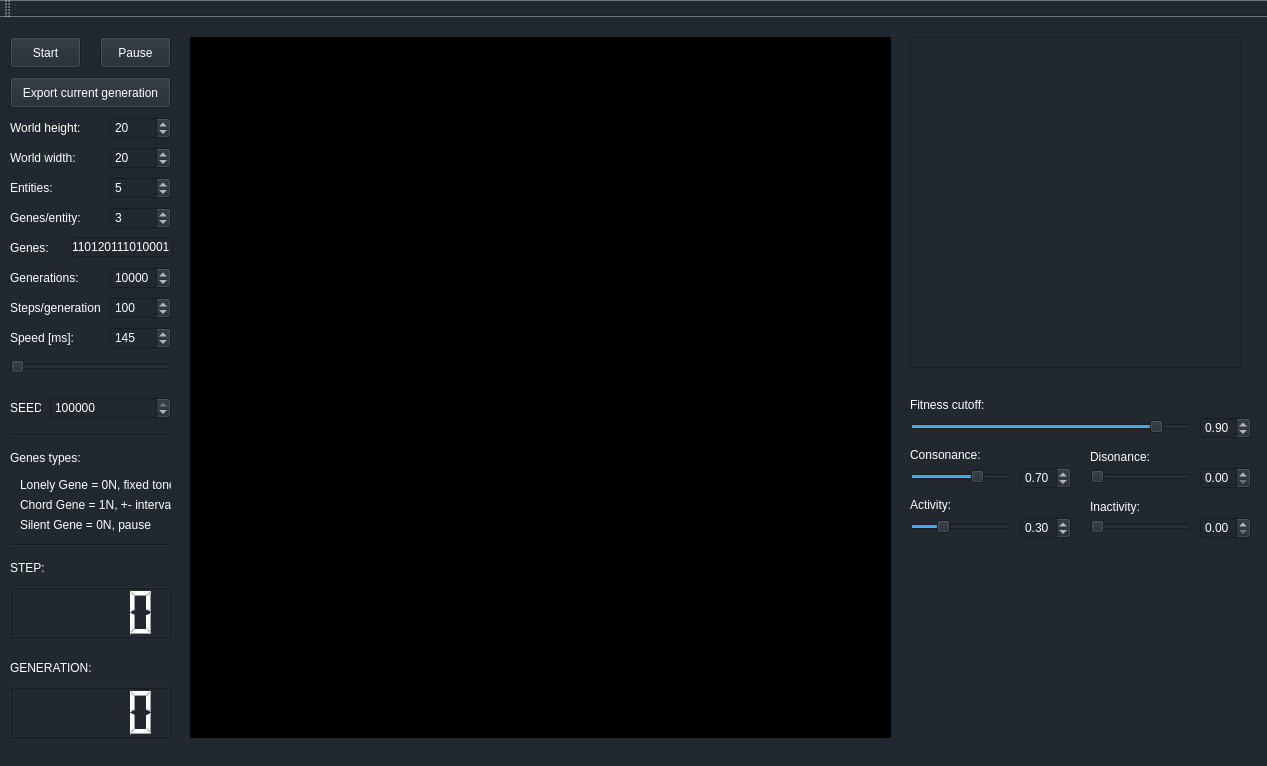
Qt form maingui.ui (redmoo/TakeArtificialFive) before a commit.
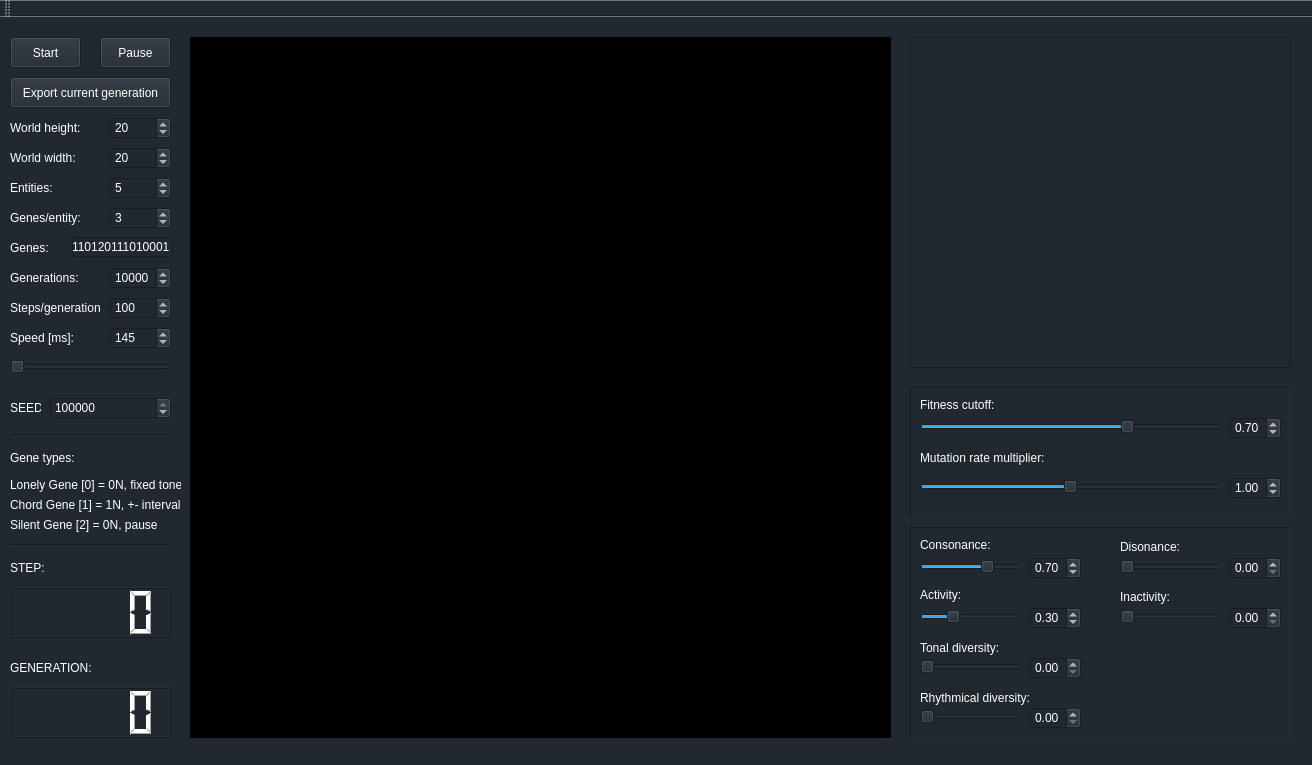
The same form after that commit. Custom widgets are drawn as their Qt base class.

Commit message: Added controls for rhythm and tones. [#4]

What changed in the file:
```diff
--- a/maingui.ui
+++ b/maingui.ui
@@ -6,8 +6,8 @@
    <rect>
     <x>0</x>
     <y>0</y>
-    <width>1267</width>
-    <height>766</height>
+    <width>1312</width>
+    <height>765</height>
    </rect>
   </property>
   <property name="windowTitle">
@@ -436,142 +436,6 @@
      <enum>Qt::Horizontal</enum>
     </property>
    </widget>
-   <widget class="QDoubleSpinBox" name="fitnessSpinBox">
-    <property name="enabled">
-     <bool>false</bool>
-    </property>
-    <property name="geometry">
-     <rect>
-      <x>1200</x>
-      <y>400</y>
-      <width>51</width>
-      <height>22</height>
-     </rect>
-    </property>
-    <property name="styleSheet">
-     <string notr="true">color: rgb(255, 255, 255);</string>
-    </property>
-    <property name="maximum">
-     <double>1.000000000000000</double>
-    </property>
-    <property name="singleStep">
-     <double>0.010000000000000</double>
-    </property>
-    <property name="value">
-     <double>0.900000000000000</double>
-    </property>
-   </widget>
-   <widget class="QDoubleSpinBox" name="consonanceSpinBox">
-    <property name="enabled">
-     <bool>false</bool>
-    </property>
-    <property name="geometry">
-     <rect>
-      <x>1020</x>
-      <y>450</y>
-      <width>51</width>
-      <height>22</height>
-     </rect>
-    </property>
-    <property name="styleSheet">
-     <string notr="true">color: rgb(255, 255, 255);</string>
-    </property>
-    <property name="maximum">
-     <double>1.000000000000000</double>
-    </property>
-    <property name="singleStep">
-     <double>0.010000000000000</double>
-    </property>
-    <property name="value">
-     <double>0.700000000000000</double>
-    </property>
-   </widget>
-   <widget class="QLabel" name="label_11">
-    <property name="geometry">
-     <rect>
-      <x>910</x>
-      <y>380</y>
-      <width>91</width>
-      <height>16</height>
-     </rect>
-    </property>
-    <property name="styleSheet">
-     <string notr="true">color: rgb(255, 255, 255);</string>
-    </property>
-    <property name="text">
-     <string>Fitness cutoff:</string>
-    </property>
-   </widget>
-   <widget class="QSlider" name="fitnessSlider">
-    <property name="geometry">
-     <rect>
-      <x>910</x>
-      <y>400</y>
-      <width>281</width>
-      <height>19</height>
-     </rect>
-    </property>
-    <property name="maximum">
-     <number>100</number>
-    </property>
-    <property name="value">
-     <number>90</number>
-    </property>
-    <property name="orientation">
-     <enum>Qt::Horizontal</enum>
-    </property>
-   </widget>
-   <widget class="QLabel" name="label_12">
-    <property name="geometry">
-     <rect>
-      <x>910</x>
-      <y>430</y>
-      <width>101</width>
-      <height>16</height>
-     </rect>
-    </property>
-    <property name="styleSheet">
-     <string notr="true">color: rgb(255, 255, 255);</string>
-    </property>
-    <property name="text">
-     <string>Consonance:</string>
-    </property>
-   </widget>
-   <widget class="QSlider" name="consonanceSlider">
-    <property name="geometry">
-     <rect>
-      <x>910</x>
-      <y>450</y>
-      <width>101</width>
-      <height>19</height>
-     </rect>
-    </property>
-    <property name="maximum">
-     <number>100</number>
-    </property>
-    <property name="value">
-     <number>70</number>
-    </property>
-    <property name="orientation">
-     <enum>Qt::Horizontal</enum>
-    </property>
-   </widget>
-   <widget class="QLabel" name="label_13">
-    <property name="geometry">
-     <rect>
-      <x>910</x>
-      <y>480</y>
-      <width>101</width>
-      <height>16</height>
-     </rect>
-    </property>
-    <property name="styleSheet">
-     <string notr="true">color: rgb(255, 255, 255);</string>
-    </property>
-    <property name="text">
-     <string>Activity:</string>
-    </property>
-   </widget>
    <widget class="QTextBrowser" name="console">
     <property name="enabled">
      <bool>true</bool>
@@ -580,7 +444,7 @@
      <rect>
       <x>910</x>
       <y>20</y>
-      <width>331</width>
+      <width>381</width>
       <height>331</height>
      </rect>
     </property>
@@ -588,50 +452,6 @@
      <string notr="true">color: rgb(255, 255, 255);</string>
     </property>
    </widget>
-   <widget class="QSlider" name="activitySlider">
-    <property name="geometry">
-     <rect>
-      <x>910</x>
-      <y>500</y>
-      <width>101</width>
-      <height>19</height>
-     </rect>
-    </property>
-    <property name="maximum">
-     <number>100</number>
-    </property>
-    <property name="value">
-     <number>30</number>
-    </property>
-    <property name="orientation">
-     <enum>Qt::Horizontal</enum>
-    </property>
-   </widget>
-   <widget class="QDoubleSpinBox" name="activitySpinBox">
-    <property name="enabled">
-     <bool>false</bool>
-    </property>
-    <property name="geometry">
-     <rect>
-      <x>1020</x>
-      <y>500</y>
-      <width>51</width>
-      <height>22</height>
-     </rect>
-    </property>
-    <property name="styleSheet">
-     <string notr="true">color: rgb(255, 255, 255);</string>
-    </property>
-    <property name="maximum">
-     <double>1.000000000000000</double>
-    </property>
-    <property name="singleStep">
-     <double>0.010000000000000</double>
-    </property>
-    <property name="value">
-     <double>0.300000000000000</double>
-    </property>
-   </widget>
    <widget class="QPushButton" name="exportButton">
     <property name="geometry">
      <rect>
@@ -696,114 +516,6 @@
      <string>Genes:</string>
     </property>
    </widget>
-   <widget class="QLabel" name="label_15">
-    <property name="geometry">
-     <rect>
-      <x>1090</x>
-      <y>430</y>
-      <width>81</width>
-      <height>20</height>
-     </rect>
-    </property>
-    <property name="styleSheet">
-     <string notr="true">color: rgb(255, 255, 255);</string>
-    </property>
-    <property name="text">
-     <string>Disonance:</string>
-    </property>
-   </widget>
-   <widget class="QSlider" name="disonanceSlider">
-    <property name="geometry">
-     <rect>
-      <x>1090</x>
-      <y>450</y>
-      <width>101</width>
-      <height>19</height>
-     </rect>
-    </property>
-    <property name="maximum">
-     <number>100</number>
-    </property>
-    <property name="orientation">
-     <enum>Qt::Horizontal</enum>
-    </property>
-   </widget>
-   <widget class="QDoubleSpinBox" name="disonanceSpinBox">
-    <property name="enabled">
-     <bool>false</bool>
-    </property>
-    <property name="geometry">
-     <rect>
-      <x>1200</x>
-      <y>450</y>
-      <width>51</width>
-      <height>22</height>
-     </rect>
-    </property>
-    <property name="styleSheet">
-     <string notr="true">color: rgb(255, 255, 255);</string>
-    </property>
-    <property name="maximum">
-     <double>1.000000000000000</double>
-    </property>
-    <property name="singleStep">
-     <double>0.010000000000000</double>
-    </property>
-   </widget>
-   <widget class="QSlider" name="inactivitySlider">
-    <property name="geometry">
-     <rect>
-      <x>1090</x>
-      <y>500</y>
-      <width>101</width>
-      <height>19</height>
-     </rect>
-    </property>
-    <property name="maximum">
-     <number>100</number>
-    </property>
-    <property name="orientation">
-     <enum>Qt::Horizontal</enum>
-    </property>
-   </widget>
-   <widget class="QDoubleSpinBox" name="inactivitySpinBox">
-    <property name="enabled">
-     <bool>false</bool>
-    </property>
-    <property name="geometry">
-     <rect>
-      <x>1200</x>
-      <y>500</y>
-      <width>51</width>
-      <height>22</height>
-     </rect>
-    </property>
-    <property name="styleSheet">
-     <string notr="true">color: rgb(255, 255, 255);</string>
-    </property>
-    <property name="maximum">
-     <double>1.000000000000000</double>
-    </property>
-    <property name="singleStep">
-     <double>0.010000000000000</double>
-    </property>
-   </widget>
-   <widget class="QLabel" name="label_16">
-    <property name="geometry">
-     <rect>
-      <x>1090</x>
-      <y>480</y>
-      <width>81</width>
-      <height>20</height>
-     </rect>
-    </property>
-    <property name="styleSheet">
-     <string notr="true">color: rgb(255, 255, 255);</string>
-    </property>
-    <property name="text">
-     <string>Inactivity:</string>
-    </property>
-   </widget>
    <widget class="QLabel" name="label_17">
     <property name="geometry">
      <rect>
@@ -817,15 +529,15 @@
      <string notr="true">color: rgb(255, 255, 255);</string>
     </property>
     <property name="text">
-     <string>Genes types:</string>
+     <string>Gene types:</string>
     </property>
    </widget>
    <widget class="QLabel" name="label_18">
     <property name="geometry">
      <rect>
-      <x>20</x>
+      <x>10</x>
       <y>460</y>
-      <width>151</width>
+      <width>171</width>
       <height>16</height>
      </rect>
     </property>
@@ -833,15 +545,15 @@
      <string notr="true">color: rgb(255, 255, 255);</string>
     </property>
     <property name="text">
-     <string>Lonely Gene = 0N, fixed tone</string>
+     <string>Lonely Gene [0] = 0N, fixed tone</string>
     </property>
    </widget>
    <widget class="QLabel" name="label_19">
     <property name="geometry">
      <rect>
-      <x>20</x>
+      <x>10</x>
       <y>480</y>
-      <width>151</width>
+      <width>171</width>
       <height>16</height>
      </rect>
     </property>
@@ -849,15 +561,15 @@
      <string notr="true">color: rgb(255, 255, 255);</string>
     </property>
     <property name="text">
-     <string>Chord Gene = 1N, +- interval</string>
+     <string>Chord Gene [1] = 1N, +- interval</string>
     </property>
    </widget>
    <widget class="QLabel" name="label_20">
     <property name="geometry">
      <rect>
-      <x>20</x>
+      <x>10</x>
       <y>500</y>
-      <width>151</width>
+      <width>171</width>
       <height>16</height>
      </rect>
     </property>
@@ -865,9 +577,497 @@
      <string notr="true">color: rgb(255, 255, 255);</string>
     </property>
     <property name="text">
-     <string>Silent Gene = 0N, pause</string>
+     <string>Silent Gene [2] = 0N, pause</string>
     </property>
    </widget>
+   <widget class="QFrame" name="frame_2">
+    <property name="geometry">
+     <rect>
+      <x>910</x>
+      <y>370</y>
+      <width>381</width>
+      <height>131</height>
+     </rect>
+    </property>
+    <property name="frameShape">
+     <enum>QFrame::Panel</enum>
+    </property>
+    <property name="frameShadow">
+     <enum>QFrame::Sunken</enum>
+    </property>
+    <widget class="QLabel" name="label_23">
+     <property name="geometry">
+      <rect>
+       <x>10</x>
+       <y>60</y>
+       <width>131</width>
+       <height>21</height>
+      </rect>
+     </property>
+     <property name="styleSheet">
+      <string notr="true">color: rgb(255, 255, 255);</string>
+     </property>
+     <property name="text">
+      <string>Mutation rate multiplier:</string>
+     </property>
+    </widget>
+    <widget class="QLabel" name="label_11">
+     <property name="geometry">
+      <rect>
+       <x>10</x>
+       <y>10</y>
+       <width>91</width>
+       <height>16</height>
+      </rect>
+     </property>
+     <property name="styleSheet">
+      <string notr="true">color: rgb(255, 255, 255);</string>
+     </property>
+     <property name="text">
+      <string>Fitness cutoff:</string>
+     </property>
+    </widget>
+    <widget class="QSlider" name="fitnessSlider">
+     <property name="geometry">
+      <rect>
+       <x>10</x>
+       <y>30</y>
+       <width>301</width>
+       <height>19</height>
+      </rect>
+     </property>
+     <property name="maximum">
+      <number>100</number>
+     </property>
+     <property name="value">
+      <number>70</number>
+     </property>
+     <property name="orientation">
+      <enum>Qt::Horizontal</enum>
+     </property>
+    </widget>
+    <widget class="QDoubleSpinBox" name="mutationSpinBox">
+     <property name="enabled">
+      <bool>false</bool>
+     </property>
+     <property name="geometry">
+      <rect>
+       <x>320</x>
+       <y>90</y>
+       <width>51</width>
+       <height>22</height>
+      </rect>
+     </property>
+     <property name="styleSheet">
+      <string notr="true">color: rgb(255, 255, 255);</string>
+     </property>
+     <property name="maximum">
+      <double>2.000000000000000</double>
+     </property>
+     <property name="singleStep">
+      <double>0.010000000000000</double>
+     </property>
+     <property name="value">
+      <double>1.000000000000000</double>
+     </property>
+    </widget>
+    <widget class="QDoubleSpinBox" name="fitnessSpinBox">
+     <property name="enabled">
+      <bool>false</bool>
+     </property>
+     <property name="geometry">
+      <rect>
+       <x>320</x>
+       <y>30</y>
+       <width>51</width>
+       <height>22</height>
+      </rect>
+     </property>
+     <property name="styleSheet">
+      <string notr="true">color: rgb(255, 255, 255);</string>
+     </property>
+     <property name="maximum">
+      <double>1.000000000000000</double>
+     </property>
+     <property name="singleStep">
+      <double>0.010000000000000</double>
+     </property>
+     <property name="value">
+      <double>0.700000000000000</double>
+     </property>
+    </widget>
+    <widget class="QSlider" name="mutationSlider">
+     <property name="geometry">
+      <rect>
+       <x>10</x>
+       <y>90</y>
+       <width>301</width>
+       <height>19</height>
+      </rect>
+     </property>
+     <property name="maximum">
+      <number>200</number>
+     </property>
+     <property name="value">
+      <number>100</number>
+     </property>
+     <property name="orientation">
+      <enum>Qt::Horizontal</enum>
+     </property>
+    </widget>
+   </widget>
+   <widget class="QFrame" name="frame_3">
+    <property name="geometry">
+     <rect>
+      <x>910</x>
+      <y>510</y>
+      <width>381</width>
+      <height>211</height>
+     </rect>
+    </property>
+    <property name="frameShape">
+     <enum>QFrame::Panel</enum>
+    </property>
+    <property name="frameShadow">
+     <enum>QFrame::Sunken</enum>
+    </property>
+    <widget class="QSlider" name="rhythmicalSlider">
+     <property name="geometry">
+      <rect>
+       <x>10</x>
+       <y>180</y>
+       <width>101</width>
+       <height>19</height>
+      </rect>
+     </property>
+     <property name="maximum">
+      <number>100</number>
+     </property>
+     <property name="orientation">
+      <enum>Qt::Horizontal</enum>
+     </property>
+    </widget>
+    <widget class="QSlider" name="activitySlider">
+     <property name="geometry">
+      <rect>
+       <x>10</x>
+       <y>80</y>
+       <width>101</width>
+       <height>19</height>
+      </rect>
+     </property>
+     <property name="maximum">
+      <number>100</number>
+     </property>
+     <property name="value">
+      <number>30</number>
+     </property>
+     <property name="orientation">
+      <enum>Qt::Horizontal</enum>
+     </property>
+    </widget>
+    <widget class="QDoubleSpinBox" name="inactivitySpinBox">
+     <property name="enabled">
+      <bool>false</bool>
+     </property>
+     <property name="geometry">
+      <rect>
+       <x>320</x>
+       <y>80</y>
+       <width>51</width>
+       <height>22</height>
+      </rect>
+     </property>
+     <property name="styleSheet">
+      <string notr="true">color: rgb(255, 255, 255);</string>
+     </property>
+     <property name="maximum">
+      <double>1.000000000000000</double>
+     </property>
+     <property name="singleStep">
+      <double>0.010000000000000</double>
+     </property>
+    </widget>
+    <widget class="QSlider" name="tonalSlider">
+     <property name="geometry">
+      <rect>
+       <x>10</x>
+       <y>130</y>
+       <width>101</width>
+       <height>19</height>
+      </rect>
+     </property>
+     <property name="maximum">
+      <number>100</number>
+     </property>
+     <property name="orientation">
+      <enum>Qt::Horizontal</enum>
+     </property>
+    </widget>
+    <widget class="QDoubleSpinBox" name="activitySpinBox">
+     <property name="enabled">
+      <bool>false</bool>
+     </property>
+     <property name="geometry">
+      <rect>
+       <x>120</x>
+       <y>80</y>
+       <width>51</width>
+       <height>22</height>
+      </rect>
+     </property>
+     <property name="styleSheet">
+      <string notr="true">color: rgb(255, 255, 255);</string>
+     </property>
+     <property name="maximum">
+      <double>1.000000000000000</double>
+     </property>
+     <property name="singleStep">
+      <double>0.010000000000000</double>
+     </property>
+     <property name="value">
+      <double>0.300000000000000</double>
+     </property>
+    </widget>
+    <widget class="QDoubleSpinBox" name="disonanceSpinBox">
+     <property name="enabled">
+      <bool>false</bool>
+     </property>
+     <property name="geometry">
+      <rect>
+       <x>320</x>
+       <y>30</y>
+       <width>51</width>
+       <height>22</height>
+      </rect>
+     </property>
+     <property name="styleSheet">
+      <string notr="true">color: rgb(255, 255, 255);</string>
+     </property>
+     <property name="maximum">
+      <double>1.000000000000000</double>
+     </property>
+     <property name="singleStep">
+      <double>0.010000000000000</double>
+     </property>
+    </widget>
+    <widget class="QSlider" name="disonanceSlider">
+     <property name="geometry">
+      <rect>
+       <x>210</x>
+       <y>30</y>
+       <width>101</width>
+       <height>19</height>
+      </rect>
+     </property>
+     <property name="maximum">
+      <number>100</number>
+     </property>
+     <property name="orientation">
+      <enum>Qt::Horizontal</enum>
+     </property>
+    </widget>
+    <widget class="QDoubleSpinBox" name="tonalSpinBox">
+     <property name="enabled">
+      <bool>false</bool>
+     </property>
+     <property name="geometry">
+      <rect>
+       <x>120</x>
+       <y>130</y>
+       <width>51</width>
+       <height>22</height>
+      </rect>
+     </property>
+     <property name="styleSheet">
+      <string notr="true">color: rgb(255, 255, 255);</string>
+     </property>
+     <property name="maximum">
+      <double>1.000000000000000</double>
+     </property>
+     <property name="singleStep">
+      <double>0.010000000000000</double>
+     </property>
+    </widget>
+    <widget class="QLabel" name="label_22">
+     <property name="geometry">
+      <rect>
+       <x>10</x>
+       <y>160</y>
+       <width>121</width>
+       <height>21</height>
+      </rect>
+     </property>
+     <property name="styleSheet">
+      <string notr="true">color: rgb(255, 255, 255);</string>
+     </property>
+     <property name="text">
+      <string>Rhythmical diversity:</string>
+     </property>
+    </widget>
+    <widget class="QLabel" name="label_15">
+     <property name="geometry">
+      <rect>
+       <x>210</x>
+       <y>10</y>
+       <width>81</width>
+       <height>20</height>
+      </rect>
+     </property>
+     <property name="styleSheet">
+      <string notr="true">color: rgb(255, 255, 255);</string>
+     </property>
+     <property name="text">
+      <string>Disonance:</string>
+     </property>
+    </widget>
+    <widget class="QDoubleSpinBox" name="rhythmicalSpinBox">
+     <property name="enabled">
+      <bool>false</bool>
+     </property>
+     <property name="geometry">
+      <rect>
+       <x>120</x>
+       <y>180</y>
+       <width>51</width>
+       <height>22</height>
+      </rect>
+     </property>
+     <property name="styleSheet">
+      <string notr="true">color: rgb(255, 255, 255);</string>
+     </property>
+     <property name="maximum">
+      <double>1.000000000000000</double>
+     </property>
+     <property name="singleStep">
+      <double>0.010000000000000</double>
+     </property>
+    </widget>
+    <widget class="QLabel" name="label_16">
+     <property name="geometry">
+      <rect>
+       <x>210</x>
+       <y>60</y>
+       <width>81</width>
+       <height>20</height>
+      </rect>
+     </property>
+     <property name="styleSheet">
+      <string notr="true">color: rgb(255, 255, 255);</string>
+     </property>
+     <property name="text">
+      <string>Inactivity:</string>
+     </property>
+    </widget>
+    <widget class="QLabel" name="label_21">
+     <property name="geometry">
+      <rect>
+       <x>10</x>
+       <y>110</y>
+       <width>101</width>
+       <height>21</height>
+      </rect>
+     </property>
+     <property name="styleSheet">
+      <string notr="true">color: rgb(255, 255, 255);</string>
+     </property>
+     <property name="text">
+      <string>Tonal diversity:</string>
+     </property>
+    </widget>
+    <widget class="QDoubleSpinBox" name="consonanceSpinBox">
+     <property name="enabled">
+      <bool>false</bool>
+     </property>
+     <property name="geometry">
+      <rect>
+       <x>120</x>
+       <y>30</y>
+       <width>51</width>
+       <height>22</height>
+      </rect>
+     </property>
+     <property name="styleSheet">
+      <string notr="true">color: rgb(255, 255, 255);</string>
+     </property>
+     <property name="maximum">
+      <double>1.000000000000000</double>
+     </property>
+     <property name="singleStep">
+      <double>0.010000000000000</double>
+     </property>
+     <property name="value">
+      <double>0.700000000000000</double>
+     </property>
+    </widget>
+    <widget class="QLabel" name="label_13">
+     <property name="geometry">
+      <rect>
+       <x>10</x>
+       <y>60</y>
+       <width>101</width>
+       <height>16</height>
+      </rect>
+     </property>
+     <property name="styleSheet">
+      <string notr="true">color: rgb(255, 255, 255);</string>
+     </property>
+     <property name="text">
+      <string>Activity:</string>
+     </property>
+    </widget>
+    <widget class="QSlider" name="inactivitySlider">
+     <property name="geometry">
+      <rect>
+       <x>210</x>
+       <y>80</y>
+       <width>101</width>
+       <height>19</height>
+      </rect>
+     </property>
+     <property name="maximum">
+      <number>100</number>
+     </property>
+     <property name="orientation">
+      <enum>Qt::Horizontal</enum>
+     </property>
+    </widget>
+    <widget class="QLabel" name="label_12">
+     <property name="geometry">
+      <rect>
+       <x>10</x>
+       <y>10</y>
+       <width>101</width>
+       <height>16</height>
+      </rect>
+     </property>
+     <property name="styleSheet">
+      <string notr="true">color: rgb(255, 255, 255);</string>
+     </property>
+     <property name="text">
+      <string>Consonance:</string>
+     </property>
+    </widget>
+    <widget class="QSlider" name="consonanceSlider">
+     <property name="geometry">
+      <rect>
+       <x>10</x>
+       <y>30</y>
+       <width>101</width>
+       <height>19</height>
+      </rect>
+     </property>
+     <property name="maximum">
+      <number>100</number>
+     </property>
+     <property name="value">
+      <number>70</number>
+     </property>
+     <property name="orientation">
+      <enum>Qt::Horizontal</enum>
+     </property>
+    </widget>
+   </widget>
   </widget>
   <widget class="QMenuBar" name="menuBar">
    <property name="geometry">
```
Left out of the diff: 5 changed lines with no effect on the pictures. The commit also changes 2 other files.
